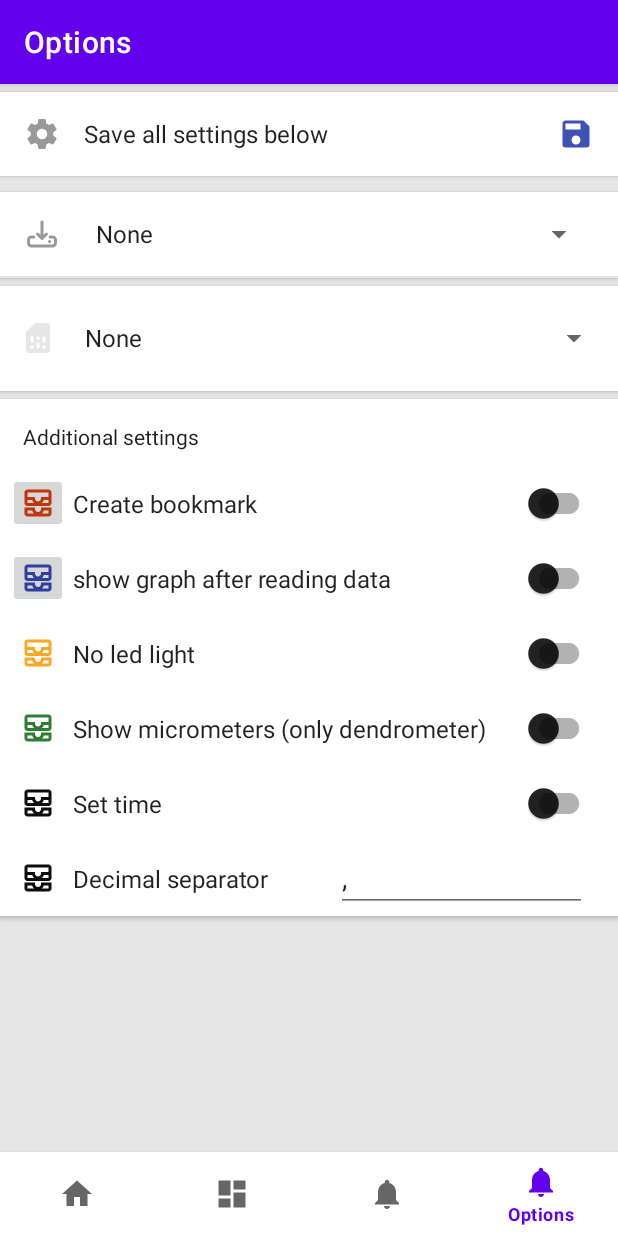
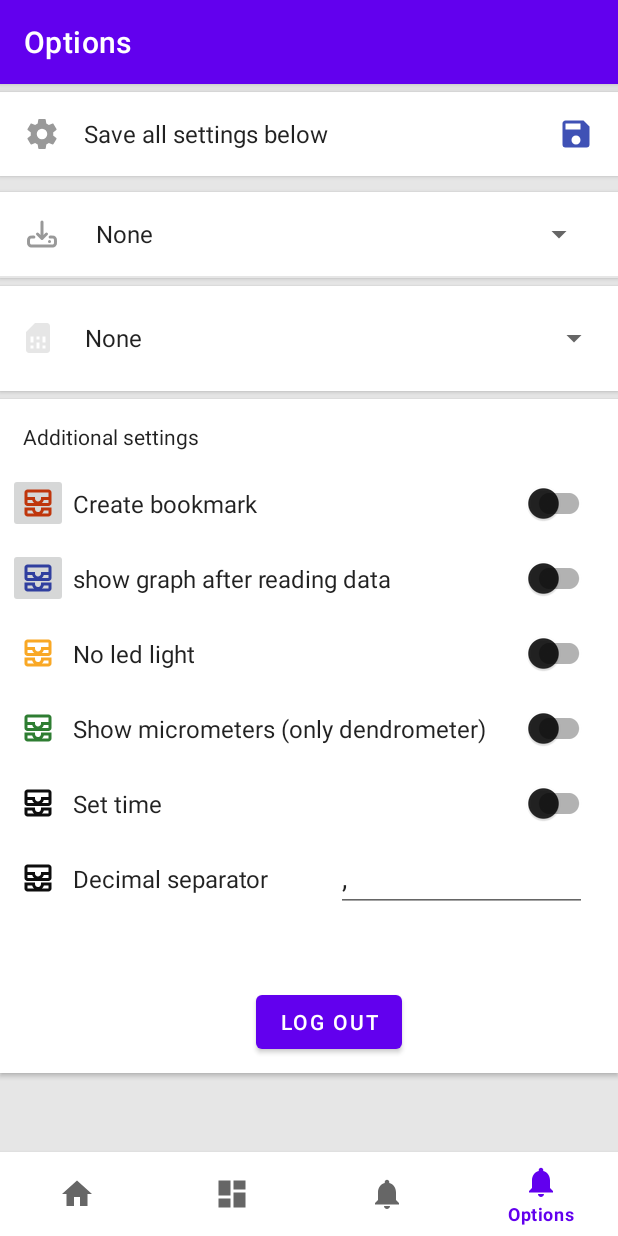
Before and after one commit to kratousek/lola, an Android app: the OptionsFragment screen opened through its navigation route, on a phone screen of 412 x 824 dp. Run offline under Robolectric (Android 15) with nearby library versions, the phone set to English and light mode, and no system bars; our stand-ins replace Firebase (no records; nobody signed in at launch, a user with empty details on screens opened directly), navigation-ui; libraries missing offline, so code that uses them is left out: com.github.mikephil.charting; 10 statements that could not run were skipped.

Commit message:
fixed app crashing after logging in or registering

```diff
--- a/app/src/main/AndroidManifest.xml
+++ b/app/src/main/AndroidManifest.xml
@@ -47,6 +47,7 @@
 
         <activity
             android:name=".MainActivity"
+            android:launchMode="standard"
             android:exported="true"
             android:label="@string/app_name">
             <intent-filter>
--- a/app/src/main/java/com/tomst/lolly/MainActivity.java
+++ b/app/src/main/java/com/tomst/lolly/MainActivity.java
@@ -44,9 +44,11 @@ import androidx.appcompat.app.AlertDialog;
 import androidx.appcompat.app.AppCompatActivity;
 import androidx.core.app.ActivityCompat;
 import androidx.core.content.ContextCompat;
+import androidx.fragment.app.FragmentManager;
 import androidx.lifecycle.ViewModelProvider;
 import androidx.navigation.NavController;
 import androidx.navigation.Navigation;
+import androidx.navigation.fragment.NavHostFragment;
 import androidx.navigation.ui.AppBarConfiguration;
 import androidx.navigation.ui.NavigationUI;
 
@@ -63,6 +65,7 @@ import com.tomst.lolly.core.FileOpener;
 import com.tomst.lolly.core.PermissionManager;
 import com.tomst.lolly.databinding.ActivityMainBinding;
 import com.tomst.lolly.core.DmdViewModel;
+import com.tomst.lolly.ui.options.OptionsFragment;
 
 import org.w3c.dom.Text;
 
@@ -282,8 +285,6 @@ public class MainActivity extends AppCompatActivity implements View.OnClickListe
 
     // for user authentication
     FirebaseAuth auth;
-    Button button;
-    TextView textView;
     FirebaseUser user;
 
     @Override
@@ -293,11 +294,12 @@ public class MainActivity extends AppCompatActivity implements View.OnClickListe
         binding = ActivityMainBinding.inflate(getLayoutInflater());
         setContentView(binding.getRoot());
 
+        view = binding.getRoot();
+
         // for user authentication
         auth = FirebaseAuth.getInstance();
-        button = findViewById(R.id.btnLogout);
-        textView = findViewById(R.id.userDetails);
         user = auth.getCurrentUser();
+
 
         if (user == null)
         {
@@ -305,29 +307,14 @@ public class MainActivity extends AppCompatActivity implements View.OnClickListe
             startActivity(intent);
             finish();
         }
-        else
-        {
-            textView.setText(user.getEmail());
-        }
-
-        button.setOnClickListener(new View.OnClickListener()
-        {
-            @Override
-            public void onClick(View view)
-            {
-                FirebaseAuth.getInstance().signOut();
-                Intent intent = new Intent(getApplicationContext(), LoginActivity.class);
-                startActivity(intent);
-                finish();
-            }
-        });
-
-
-        view = binding.getRoot();
 
         // permissionManager = new PermissionManager(this);
 
         Intent intent = getIntent();
+        String action = intent.getAction();
+
+        if (action != null)
+        {
             switch (intent.getAction()) {
                 case Intent.ACTION_GET_CONTENT:
                     fopen.isRequestDocument = true;
@@ -340,6 +327,7 @@ public class MainActivity extends AppCompatActivity implements View.OnClickListe
                 }
                 default:
                     fopen.isRequestDocument = false;
+            }
         }
 
         //checkPermission();
--- a/app/src/main/java/com/tomst/lolly/ui/options/OptionsFragment.java
+++ b/app/src/main/java/com/tomst/lolly/ui/options/OptionsFragment.java
@@ -4,6 +4,7 @@ import androidx.core.widget.NestedScrollView;
 import androidx.lifecycle.ViewModelProvider;
 
 import android.content.Context;
+import android.content.Intent;
 import android.content.SharedPreferences;
 import android.content.res.Resources;
 import android.os.Bundle;
@@ -19,10 +20,15 @@ import android.widget.ArrayAdapter;
 import android.widget.Button;
 import android.widget.ImageButton;
 import android.widget.Spinner;
+import android.widget.TextView;
 import android.widget.Toast;
 
 import com.google.android.material.radiobutton.MaterialRadioButton;
+import com.google.firebase.auth.FirebaseAuth;
+import com.google.firebase.auth.FirebaseUser;
+import com.tomst.lolly.LoginActivity;
 import com.tomst.lolly.R;
+import com.tomst.lolly.RegisterActivity;
 import com.tomst.lolly.databinding.FragmentOptionsBinding;
 
 import com.tomst.lolly.utils.Tools;
@@ -252,6 +258,7 @@ public class OptionsFragment extends Fragment implements AdapterView.OnItemSelec
         binding.Deci.setText(s);
     }
 
+
     @Override
     public View onCreateView(@NonNull LayoutInflater inflater, @Nullable ViewGroup container,
                              @Nullable Bundle savedInstanceState) {
@@ -260,6 +267,30 @@ public class OptionsFragment extends Fragment implements AdapterView.OnItemSelec
         View root = binding.getRoot();
 
         Resources res = getResources();
+
+        // user auth
+        Button buttonLogout = root.findViewById(R.id.btnLogout);
+        TextView textView = root.findViewById(R.id.userDetails);
+
+        FirebaseAuth auth = FirebaseAuth.getInstance();
+        FirebaseUser user = auth.getCurrentUser();
+
+        if (user != null)
+        {
+            textView.setText(user.getEmail());
+        }
+
+        buttonLogout.setOnClickListener(new View.OnClickListener()
+        {
+            @Override
+            public void onClick(View v)
+            {
+                FirebaseAuth.getInstance().signOut();
+                Intent intent = new Intent(getActivity(), LoginActivity.class);
+                startActivity(intent);
+                getActivity().finish();
+            }
+        });
 
         // odkud vycitam
         Spinner spiDownload = (Spinner) root.findViewById(R.id.spiDownload);
--- a/app/src/main/res/layout/activity_main.xml
+++ b/app/src/main/res/layout/activity_main.xml
@@ -6,6 +6,13 @@
     android:layout_width="match_parent"
     android:layout_height="match_parent"
     tools:context=".MainActivity">
+
+    <FrameLayout
+        android:id="@+id/fragment_container"
+        android:layout_width="match_parent"
+        android:layout_height="match_parent"
+        android:layout_above="@id/nav_view"
+        android:layout_alignParentTop="true" />
 
 
     <fragment
--- a/app/src/main/res/layout/fragment_options.xml
+++ b/app/src/main/res/layout/fragment_options.xml
@@ -497,11 +497,56 @@
 
                         </LinearLayout>
 
+                        <LinearLayout
+                            android:layout_width="match_parent"
+                            android:layout_height="wrap_content"
+                            android:background="?attr/selectableItemBackground"
+                            android:clickable="true"
+                            android:gravity="center"
+                            android:layout_gravity="center"
+                            android:minHeight="@dimen/spacing_xxlarge"
+                            android:orientation="horizontal"
+                            android:paddingLeft="@dimen/spacing_medium"
+                            android:paddingRight="@dimen/spacing_medium">
+
+                            <TextView
+                                android:id="@+id/userDetails"
+                                android:layout_width="wrap_content"
+                                android:layout_height="wrap_content"
+                                android:text="Not Logged In"
+                                />
+
+
+                        </LinearLayout>
+
+                        <LinearLayout
+                            android:layout_width="match_parent"
+                            android:layout_height="wrap_content"
+                            android:background="?attr/selectableItemBackground"
+                            android:clickable="true"
+                            android:gravity="center"
+                            android:layout_gravity="center"
+                            android:minHeight="@dimen/spacing_xxlarge"
+                            android:orientation="horizontal"
+                            android:paddingLeft="@dimen/spacing_medium"
+                            android:paddingRight="@dimen/spacing_medium">
+
+                            <Button
+                                android:id="@+id/btnLogout"
+                                android:layout_width="wrap_content"
+                                android:layout_height="wrap_content"
+                                android:layout_marginLeft="40px"
+                                android:layout_marginBottom="10px"
+                                android:text="Log Out" />
+
+                        </LinearLayout>
+
                     </LinearLayout>
 
 
 
                 </androidx.cardview.widget.CardView>
+
 
         </LinearLayout>
 
```
Also changed, not shown: app/src/main/res/layout/fragment_home.xml (+2 -29 lines). Lines whose indentation alone changed are shown as unchanged.
